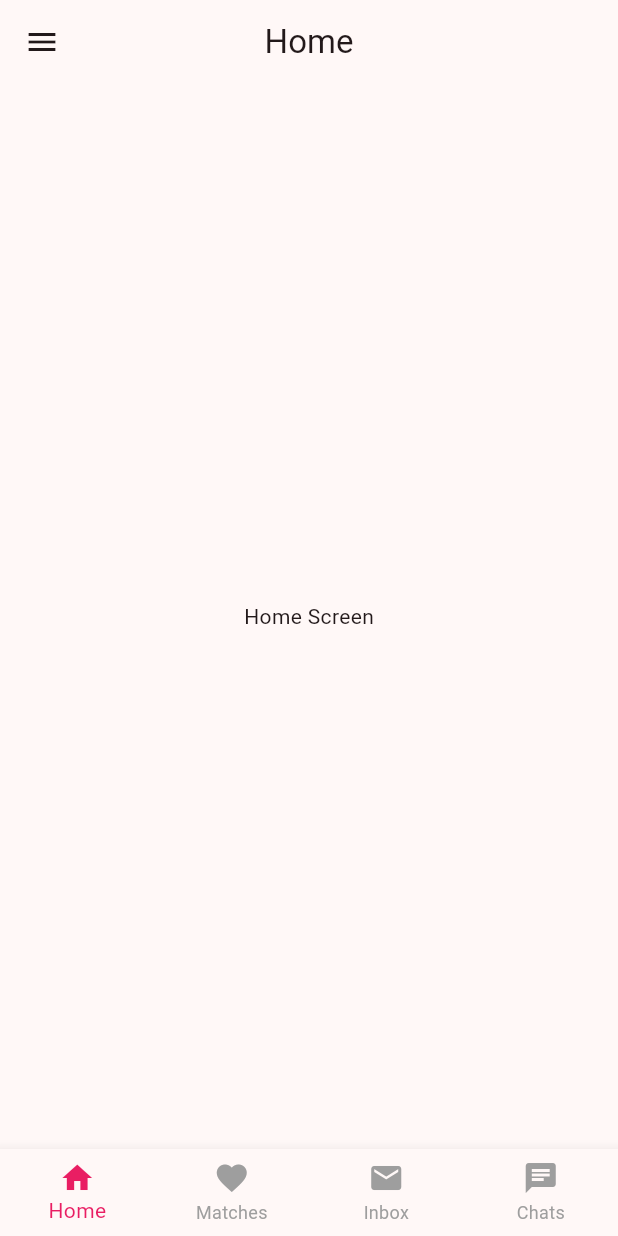
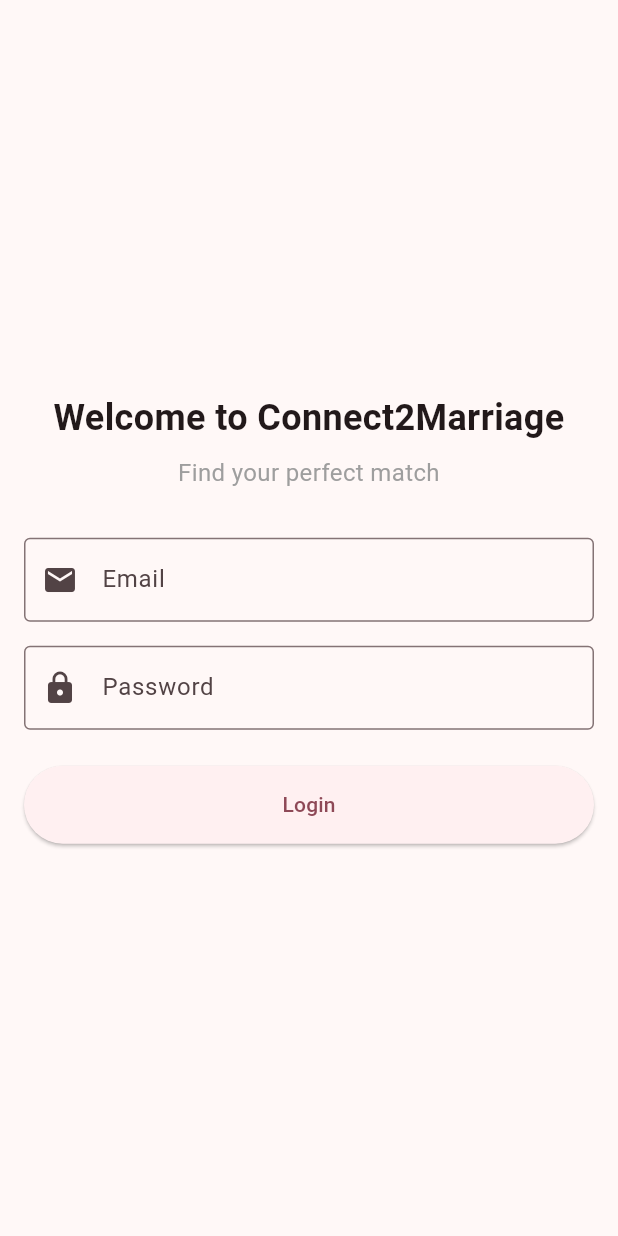
Before and after one commit to FrontEnd-Experimental-Features/matrimony-flutter, a Flutter app: the screen it shows after launch, on a phone screen of 412 x 824 dp. Run offline on Flutter 3.47's test engine with Material 3 defaults, Android fonts, the phone set to English and light mode, and no system bars; our stand-ins replace auto_route, flutter_riverpod, freezed_annotation; accounts and stored records are empty.

Commit message:
+ login details

```diff
--- /dev/null
+++ b/devtools_options.yaml
@@ -0,0 +1,3 @@
+description: This file stores settings for Dart & Flutter DevTools.
+documentation: https://docs.flutter.dev/tools/devtools/extensions#configure-extension-enablement-states
+extensions:
--- a/lib/core/routes/app_router.dart
+++ b/lib/core/routes/app_router.dart
@@ -1,5 +1,6 @@
 import 'package:auto_route/auto_route.dart';
 
+import '../../features/auth/presentation/pages/login_page.dart';
 import '../../features/chats/presentation/screens/chats_screen.dart';
 import '../../features/home/presentation/screens/home_screen.dart';
 import '../../features/inbox/presentation/screens/inbox_screen.dart';
@@ -10,14 +11,18 @@ import '../../features/profile/presentation/screens/profile_edit_screen.dart';
 
 part 'app_router.gr.dart';
 
-@AutoRouterConfig(replaceInRouteName: 'Screen,Route')
+@AutoRouterConfig()
 class AppRouter extends _$AppRouter {
   @override
   List<AutoRoute> get routes => [
         AutoRoute(
-          path: '/',
+          path: '/login',
+          page: LoginRoute.page,
+          initial: true,
+        ),
+        AutoRoute(
+          path: '/main',
           page: MainRoute.page,
-          initial: true,
           children: [
             AutoRoute(path: 'home', page: HomeRoute.page),
             AutoRoute(path: 'matches', page: MatchesRoute.page),
--- a/lib/core/services/navigation_service.dart
+++ b/lib/core/services/navigation_service.dart
@@ -17,6 +17,6 @@ class AutoRouteNavigationService implements NavigationService {
 
   @override
   void goBack() {
-    _router.pop();
+    _router.back();
   }
 }
--- /dev/null
+++ b/lib/features/auth/data/repositories/mock_auth_repository.dart
@@ -0,0 +1,25 @@
+import '../../domain/models/user_model.dart';
+import '../../domain/repositories/auth_repository.dart';
+
+class MockAuthRepository implements AuthRepository {
+  final _fakeUser = UserModel(
+    id: '1',
+    email: 'test@example.com',
+    name: 'Test User',
+  );
+
+  @override
+  Future<UserModel?> login(String email, String password) async {
+    await Future.delayed(const Duration(seconds: 1)); // Simulate network delay
+
+    if (email == 'test@example.com' && password == 'password123') {
+      return _fakeUser;
+    }
+    throw Exception('Invalid credentials');
+  }
+
+  @override
+  Future<void> logout() async {
+    await Future.delayed(const Duration(milliseconds: 500)); // Simulate network delay
+  }
+}
--- /dev/null
+++ b/lib/features/auth/domain/models/user_model.dart
@@ -0,0 +1,27 @@
+class UserModel {
+  final String id;
+  final String email;
+  final String name;
+
+  UserModel({
+    required this.id,
+    required this.email,
+    required this.name,
+  });
+
+  factory UserModel.fromJson(Map<String, dynamic> json) {
+    return UserModel(
+      id: json['id'] as String,
+      email: json['email'] as String,
+      name: json['name'] as String,
+    );
+  }
+
+  Map<String, dynamic> toJson() {
+    return {
+      'id': id,
+      'email': email,
+      'name': name,
+    };
+  }
+}
--- /dev/null
+++ b/lib/features/auth/domain/repositories/auth_repository.dart
@@ -0,0 +1,6 @@
+import '../models/user_model.dart';
+
+abstract class AuthRepository {
+  Future<UserModel?> login(String email, String password);
+  Future<void> logout();
+}
--- /dev/null
+++ b/lib/features/auth/presentation/controllers/login_controller.dart
@@ -0,0 +1,40 @@
+import 'package:flutter/material.dart';
+import '../../domain/repositories/auth_repository.dart';
+import '../../domain/models/user_model.dart';
+
+class LoginController extends ChangeNotifier {
+  final AuthRepository _authRepository;
+  bool _isLoading = false;
+  String? _error;
+  UserModel? _user;
+
+  LoginController(this._authRepository);
+
+  bool get isLoading => _isLoading;
+  String? get error => _error;
+  UserModel? get user => _user;
+
+  Future<bool> login(String email, String password) async {
+    _isLoading = true;
+    _error = null;
+    notifyListeners();
+
+    try {
+      _user = await _authRepository.login(email, password);
+      _isLoading = false;
+      notifyListeners();
+      return true;
+    } catch (e) {
+      _error = e.toString();
+      _isLoading = false;
+      notifyListeners();
+      return false;
+    }
+  }
+
+  Future<void> logout() async {
+    await _authRepository.logout();
+    _user = null;
+    notifyListeners();
+  }
+}
--- /dev/null
+++ b/lib/features/auth/presentation/pages/login_page.dart
@@ -0,0 +1,142 @@
+import 'package:flutter/material.dart';
+import 'package:provider/provider.dart';
+import 'package:auto_route/auto_route.dart';
+import '../../../../core/routes/app_router.dart';
+import '../controllers/login_controller.dart';
+import '../../data/repositories/mock_auth_repository.dart';
+
+@RoutePage()
+class LoginPage extends StatefulWidget {
+  const LoginPage({Key? key}) : super(key: key);
+
+  @override
+  State<LoginPage> createState() => _LoginPageState();
+}
+
+class _LoginPageState extends State<LoginPage> {
+  final _emailController = TextEditingController();
+  final _passwordController = TextEditingController();
+  final _formKey = GlobalKey<FormState>();
+
+  @override
+  void dispose() {
+    _emailController.dispose();
+    _passwordController.dispose();
+    super.dispose();
+  }
+
+  @override
+  Widget build(BuildContext context) {
+    return ChangeNotifierProvider(
+      create: (_) => LoginController(MockAuthRepository()),
+      child: Scaffold(
+        body: SafeArea(
+          child: Padding(
+            padding: const EdgeInsets.all(16.0),
+            child: Consumer<LoginController>(
+              builder: (context, controller, _) {
+                return Form(
+                  key: _formKey,
+                  child: Column(
+                    mainAxisAlignment: MainAxisAlignment.center,
+                    crossAxisAlignment: CrossAxisAlignment.stretch,
+                    children: [
+                      const Text(
+                        'Welcome to Connect2Marriage',
+                        style: TextStyle(
+                          fontSize: 24,
+                          fontWeight: FontWeight.bold,
+                        ),
+                        textAlign: TextAlign.center,
+                      ),
+                      const SizedBox(height: 8),
+                      const Text(
+                        'Find your perfect match',
+                        style: TextStyle(
+                          fontSize: 16,
+                          color: Colors.grey,
+                        ),
+                        textAlign: TextAlign.center,
+                      ),
+                      const SizedBox(height: 32),
+                      TextFormField(
+                        controller: _emailController,
+                        decoration: const InputDecoration(
+                          labelText: 'Email',
+                          border: OutlineInputBorder(),
+                          prefixIcon: Icon(Icons.email),
+                        ),
+                        validator: (value) {
+                          if (value == null || value.isEmpty) {
+                            return 'Please enter your email';
+                          }
+                          return null;
+                        },
+                      ),
+                      const SizedBox(height: 16),
+                      TextFormField(
+                        controller: _passwordController,
+                        decoration: const InputDecoration(
+                          labelText: 'Password',
+                          border: OutlineInputBorder(),
+                          prefixIcon: Icon(Icons.lock),
+                        ),
+                        obscureText: true,
+                        validator: (value) {
+                          if (value == null || value.isEmpty) {
+                            return 'Please enter your password';
+                          }
+                          return null;
+                        },
+                      ),
+                      const SizedBox(height: 24),
+                      if (controller.error != null)
+                        Padding(
+                          padding: const EdgeInsets.only(bottom: 16),
+                          child: Text(
+                            controller.error!,
+                            style: const TextStyle(color: Colors.red),
+                            textAlign: TextAlign.center,
+                          ),
+                        ),
+                      ElevatedButton(
+                        onPressed: controller.isLoading
+                            ? null
+                            : () async {
+                                if (_formKey.currentState!.validate()) {
+                                  final success = await controller.login(
+                                    _emailController.text,
+                                    _passwordController.text,
+                                  );
+                                  if (success && mounted) {
+                                    context.router.replace(const MainRoute());
+                                  }
+                                }
+                              },
+                        style: ElevatedButton.styleFrom(
+                          padding: const EdgeInsets.symmetric(vertical: 16),
+                        ),
+                        child: controller.isLoading
+                            ? const SizedBox(
+                                height: 20,
+                                width: 20,
+                                child: CircularProgressIndicator(
+                                  strokeWidth: 2,
+                                  valueColor: AlwaysStoppedAnimation<Color>(
+                                    Colors.white,
+                                  ),
+                                ),
+                              )
+                            : const Text('Login'),
+                      ),
+                    ],
+                  ),
+                );
+              },
+            ),
+          ),
+        ),
+      ),
+    );
+  }
+}
--- a/pubspec.yaml
+++ b/pubspec.yaml
@@ -9,6 +9,7 @@ environment:
 dependencies:
   flutter:
     sdk: flutter
+  provider: ^6.0.0
   flutter_riverpod: ^2.4.9
   freezed_annotation: ^2.4.1
   json_annotation: ^4.8.1
```
Also changed, not shown: lib/core/routes/app_router.gr.dart, pubspec.lock.
